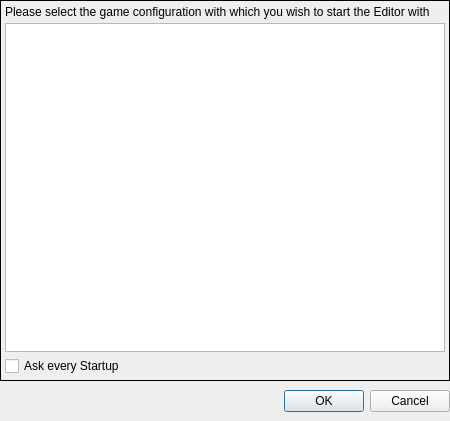
Before: the Qt Designer form Editor/data_configs/selection_dialog/config_manager.ui in WohlSoft/Moondust-Project, drawn with Qt 5.
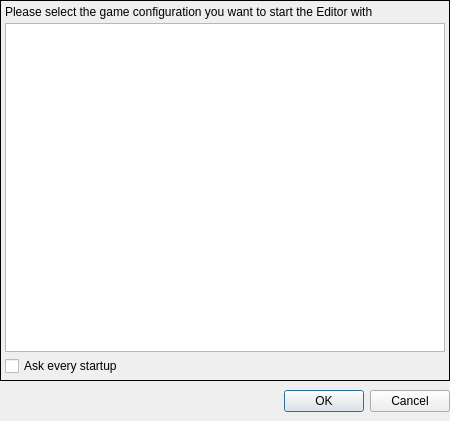
After: the same form once the commit is applied. Icons and pictures are not drawn.

Commit message: Editor: Apply James's proofreads as source strings without breaking existing translations! (Had to use Atom's replace search)

Patch:
```diff
--- a/Editor/data_configs/selection_dialog/config_manager.ui
+++ b/Editor/data_configs/selection_dialog/config_manager.ui
@@ -79,7 +79,7 @@
       <item>
        <widget class="QLabel" name="label">
         <property name="text">
-         <string>Please select the game configuration with which you wish to start the Editor with </string>
+         <string>Please select the game configuration you want to start the Editor with</string>
         </property>
         <property name="alignment">
          <set>Qt::AlignLeading|Qt::AlignLeft|Qt::AlignTop</set>
@@ -108,7 +108,7 @@
       <item>
        <widget class="QCheckBox" name="AskAgain">
         <property name="text">
-         <string>Ask every Startup</string>
+         <string>Ask every startup</string>
         </property>
        </widget>
       </item>
```
The commit also changes 86 other files.
